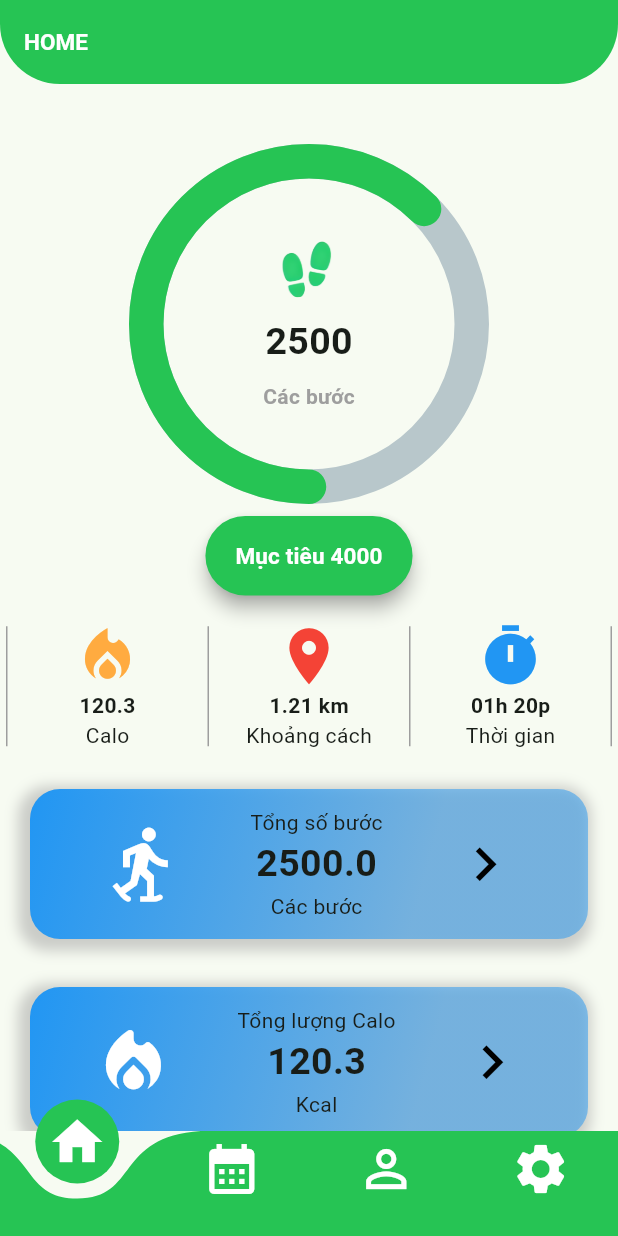
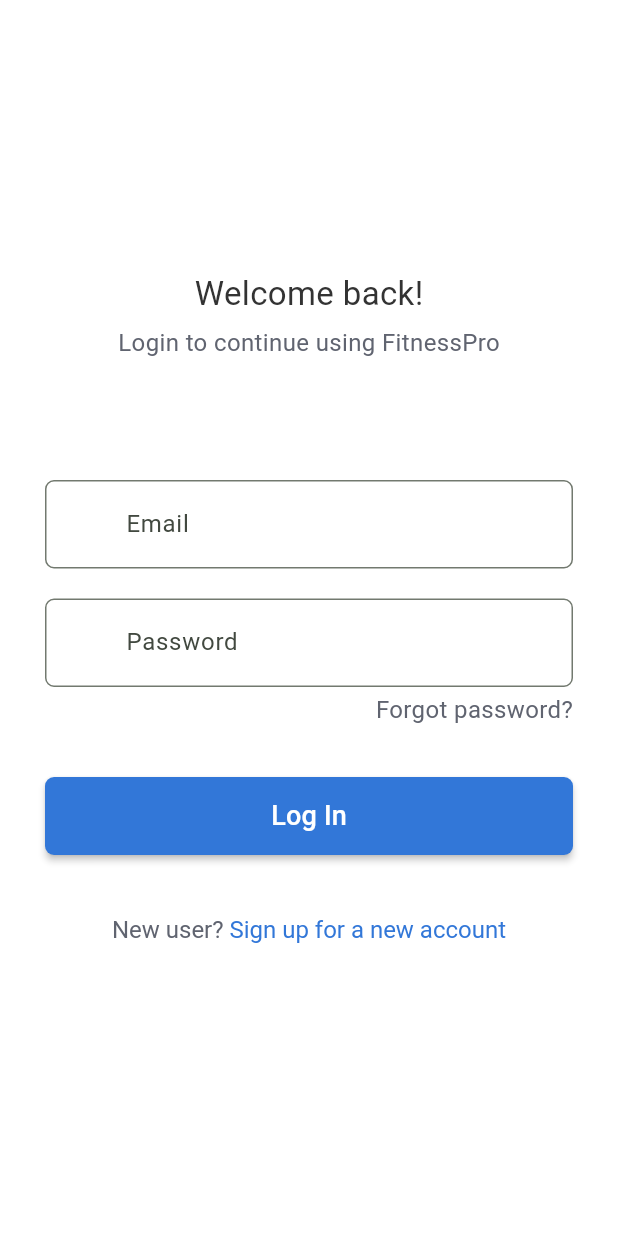
Before and after one commit to Huakhanhdoan/fitness-fe, a Flutter app: the screen it shows after launch, on a phone screen of 412 x 824 dp. Run offline on Flutter 3.47's test engine with Material 3 defaults, Android fonts, the phone set to English and light mode, and no system bars; drawn by our look-alikes of curved_labeled_navigation_bar, percent_indicator.

Commit message:
loginPage

```diff
--- /dev/null
+++ b/lib/account/loginPage.dart
@@ -0,0 +1,128 @@
+import 'package:flutter/gestures.dart';
+import 'package:flutter/material.dart';
+// import 'register_page.dart';
+
+class LoginPage extends StatefulWidget {
+  @override
+  _LoginPageState createState() => _LoginPageState();
+}
+
+class _LoginPageState extends State<LoginPage> {
+  @override
+  Widget build(BuildContext context) {
+    return Scaffold(
+      body: Container(
+        padding: EdgeInsets.fromLTRB(30, 0, 30, 0),
+        constraints: BoxConstraints.expand(),
+        color: Colors.white,
+        child: SingleChildScrollView(
+          child: Column(
+            children: <Widget>[
+              SizedBox(
+                height: 140,
+              ),
+              Padding(
+                padding: const EdgeInsets.fromLTRB(0, 40, 0, 6),
+                child: Text(
+                  'Welcome back!',
+                  style: TextStyle(fontSize: 22, color: Color(0xff333333)),
+                ),
+              ),
+              Text(
+                'Login to continue using FitnessPro',
+                style: TextStyle(fontSize: 16, color: Color(0xff606470)),
+              ),
+              Padding(
+                padding: EdgeInsets.fromLTRB(0, 80, 0, 20),
+                child: TextField(
+                  style: TextStyle(fontSize: 18, color: Colors.black),
+                  decoration: InputDecoration(
+                      labelText: 'Email',
+                      prefixIcon: Container(
+                        width: 50,
+
+                      ),
+                      border: OutlineInputBorder(
+                          borderSide: BorderSide(
+                              color: Color(0xffCED0D2),
+                              width: 1
+                          ),
+                          borderRadius: BorderRadius.all(Radius.circular(6))
+                      )
+                  ),
+                ),
+              ),
+              TextField(
+                style: TextStyle(
+                    fontSize: 18,
+                    color: Colors.black
+                ),
+                obscureText: true,
+                decoration: InputDecoration(
+                    labelText: 'Password',
+                    prefixIcon: Container(
+                      width: 50,
+                    ),
+                    border: OutlineInputBorder(
+                        borderSide: BorderSide(
+                            color: Color(0xffCED0D2),
+                            width: 1
+                        ),
+                        borderRadius: BorderRadius.all(Radius.circular(6))
+                    )
+                ),
+              ),
+              Container(
+                constraints: BoxConstraints.loose(Size(double.infinity, 30)),
+                alignment: AlignmentDirectional.centerEnd,
+                child: Text(
+                  'Forgot password?',
+                  style: TextStyle(fontSize: 16, color: Color(0xff606470)),
+                ),
+              ),
+              Padding(
+                padding: const EdgeInsets.fromLTRB(0, 30, 0, 40),
+                child: SizedBox(
+                  width: double.infinity,
+                  height: 52,
+                  child: MaterialButton(
+                    onPressed: () {},
+                    child: Text(
+                      'Log In',
+                      style: TextStyle(fontSize: 18, color: Colors.white),
+                    ),
+                    color: Color(0xff3277D8),
+                    shape: RoundedRectangleBorder(
+                        borderRadius: BorderRadius.all(Radius.circular(6))
+                    ),
+                  ),
+                ),
+              ),
+              Padding(
+                padding: const EdgeInsets.fromLTRB(0, 0, 0, 40),
+                child: RichText(
+                    text: TextSpan(
+                        text: 'New user? ',
+                        style: TextStyle(color: Color(0xff606470), fontSize: 16),
+                        children: <TextSpan>[
+                          TextSpan(
+                              recognizer: TapGestureRecognizer()
+                                ..onTap = () {
+                                  // Navigator.push(context, MaterialPageRoute(builder: (context) => RegisterPage()));
+                                },
+                              text: 'Sign up for a new account',
+                              style: TextStyle(
+                                  color: Color(0xff3277D8), fontSize: 16
+                              )
+                          )
+                        ]
+                    )
+                ),
+              )
+            ],
+          ),
+        ),
+      ),
+    );
+  }
+}
--- a/lib/main.dart
+++ b/lib/main.dart
@@ -1,3 +1,4 @@
+import 'package:fitness/account/loginPage.dart';
 import 'package:fitness/home/homePage.dart';
 import 'package:fitness/untils/color.dart';
 import 'package:flutter/material.dart';
@@ -18,7 +19,7 @@
         colorScheme: ColorScheme.fromSeed(seedColor: AppColors.colorTheme),
         useMaterial3: true,
       ),
-      home: const HomePage(title: 'Fitness'),
+      home:  LoginPage(),
       debugShowCheckedModeBanner: false,
     );
   }
```
Also changed, not shown: lib/account/registerPage.dart (added, +197 -0 lines).
